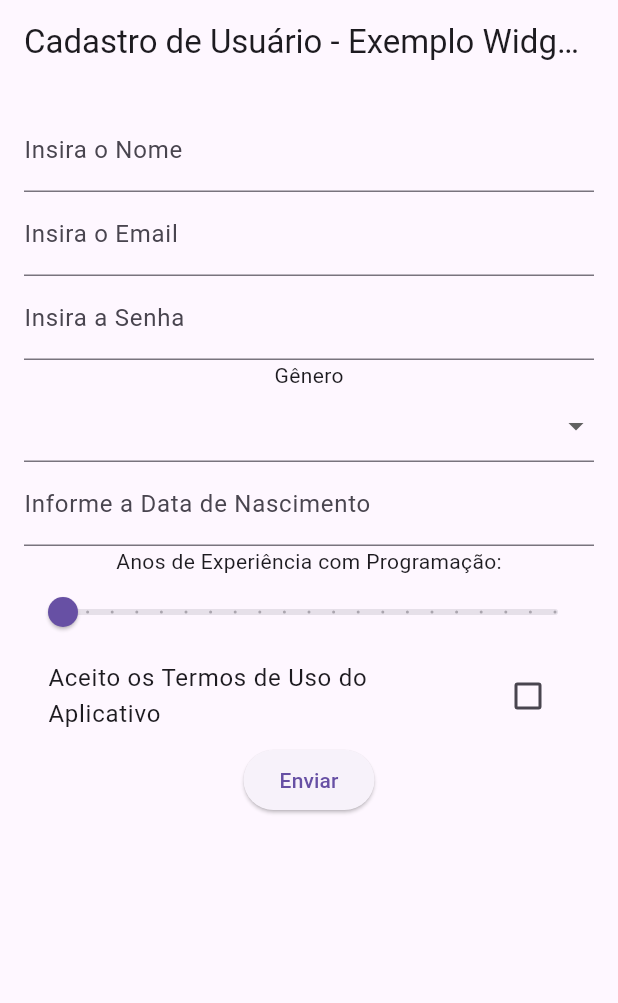
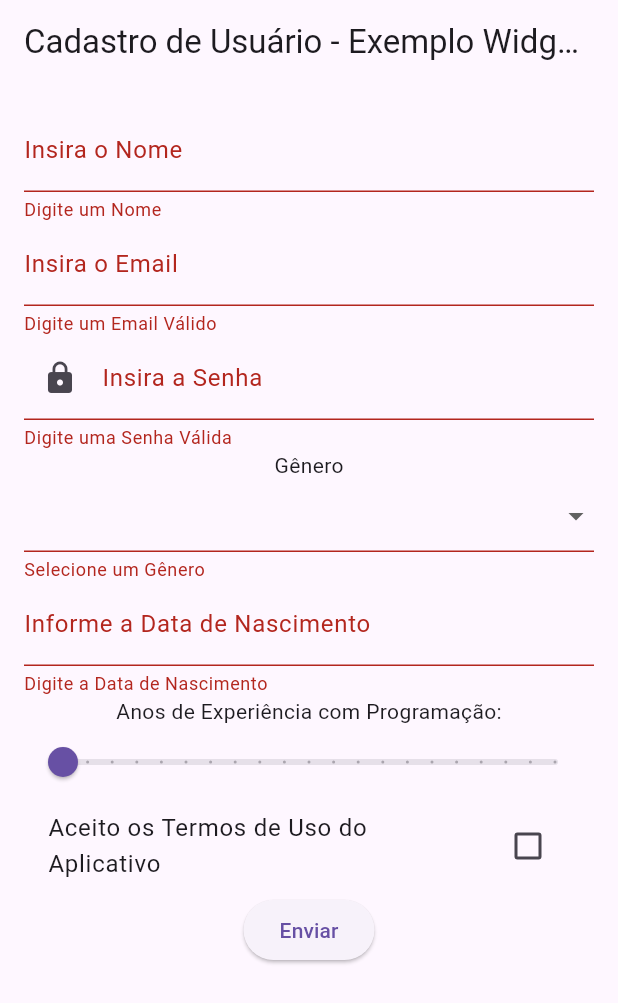
Before and after one commit to MarcoSilva2007/MobileSenai, a Flutter app: the screen it shows after launch, after a tap on "Enviar", on a phone screen of 412 x 824 dp. Shown: the top 1003 px of the screen. Run offline on Flutter 3.47's test engine with Material 3 defaults, Android fonts, the phone set to English and light mode, and no system bars; our stand-ins replace carousel_slider, fluttertoast; missing offline and left inert: dart:ffi.

Commit message:
09.04.2025

```diff
--- a/IntroducaoFlutter/exemplo_widget_interacao/lib/main.dart
+++ b/IntroducaoFlutter/exemplo_widget_interacao/lib/main.dart
@@ -1,71 +1,106 @@
 import 'package:flutter/material.dart';
 
-void main(){
+void main() {
   runApp(MaterialApp(home: TelaCadastroApp()));
 }
 
 //criar uma tela de Cadastro (formulário) -
-class TelaCadastroApp extends StatefulWidget{
+class TelaCadastroApp extends StatefulWidget {
   @override
   _TelaCadastroAppState createState() => _TelaCadastroAppState();
 }
 
-class _TelaCadastroAppState extends State<TelaCadastroApp>{
+class _TelaCadastroAppState extends State<TelaCadastroApp> {
   //atributos
-  final _formKey = GlobalKey<FormState>(); //Chave de Seleção dos Componenetes do Formulário
-  String _nome = ""; // utilização do "_" antes da declaração da variável (private)
+  final _formKey =
+      GlobalKey<FormState>(); //Chave de Seleção dos Componenetes do Formulário
+  String _nome =
+      ""; // utilização do "_" antes da declaração da variável (private)
   String _email = "";
   String _senha = "";
   String _genero = "";
   String _dataNascimento = "";
   double _experiencia = 0;
   bool _aceite = false; //declaração da boolean (bool)
+  bool _senhaOculta = true;
 
   //métodos
   @override
   Widget build(BuildContext context) {
     return Scaffold(
-      appBar: AppBar(title: Text("Cadastro de Usuário - Exemplo Widget Interação")),
+      appBar: AppBar(
+        title: Text("Cadastro de Usuário - Exemplo Widget Interação"),
+      ),
       body: Padding(
         padding: EdgeInsets.all(16),
         child: Form(
-          key: _formKey,//validação de formulário
+          key: _formKey, //validação de formulário
           child: Column(
             children: [
               //Campo Nome
               TextFormField(
                 decoration: InputDecoration(labelText: "Insira o Nome"),
-                validator: (value) => value!.trim().isEmpty ? "Digite um Nome" : null, //operador ternário
-                onSaved: (value)=> _nome = value!.trim(),
+                validator:
+                    (value) =>
+                        value!.trim().isEmpty
+                            ? "Digite um Nome"
+                            : null, //operador ternário
+                onSaved: (value) => _nome = value!.trim(),
               ),
               //Campo Email
               TextFormField(
                 decoration: InputDecoration(labelText: "Insira o Email"),
-                validator: (value) => value!.contains("@") ? null : "Digite um Email Válido",
+                validator:
+                    (value) =>
+                        value!.contains("@") ? null : "Digite um Email Válido",
                 onSaved: (value) => _email = value!.trim(),
               ),
               //Campo Senha
               TextFormField(
-                decoration: InputDecoration(labelText: "Insira a Senha"),
-                obscureText: true,
-                validator: (value) => value!.trim().length>=6 ? null : "Digite uma Senha Válida",
-                onSaved: (value)=>_senha = value!.trim(),
+                decoration: InputDecoration(labelText: "Insira a Senha",
+                prefixIcon: IconButton(
+                  onPressed: (){
+                    setState(() {
+                      _senhaOculta = !_senhaOculta;
+                    });
+                  },
+                  icon: Icon(Icons.lock))),
+                obscureText: _senhaOculta,
+                validator:
+                    (value) =>
+                        value!.trim().length >= 6
+                            ? null
+                            : "Digite uma Senha Válida",
+                onSaved: (value) => _senha = value!.trim(),
               ),
               //Campo Gênero
               Text("Gênero"),
               DropdownButtonFormField(
-                items: ["Feminino", "Masculino", "Outro"].map((String genero)=>DropdownMenuItem(
+                items:
+                    ["Feminino", "Masculino", "Outro"]
+                        .map(
+                          (String genero) => DropdownMenuItem(
                             value: genero,
-                  child:Text(genero))).toList(),
-                onChanged: (value){},
-                validator: (value) => value==null ? "Selecione um Gênero" : null,
-                onSaved: (value) => _genero = value!
+                            child: Text(genero),
+                          ),
+                        )
+                        .toList(),
+                onChanged: (value) {},
+                validator:
+                    (value) => value == null ? "Selecione um Gênero" : null,
+                onSaved: (value) => _genero = value!,
               ),
               //Campo DataNascimento
               TextFormField(
-                decoration: InputDecoration(labelText: "Informe a Data de Nascimento"),
-                validator: (value) => value!.trim().isEmpty ? "Digite a Data de Nascimento" : null,
-                onSaved: (value)=> _dataNascimento = value!.trim(),
+                decoration: InputDecoration(
+                  labelText: "Informe a Data de Nascimento",
+                ),
+                validator:
+                    (value) =>
+                        value!.trim().isEmpty
+                            ? "Digite a Data de Nascimento"
+                            : null,
+                onSaved: (value) => _dataNascimento = value!.trim(),
               ),
               //slider de Seleção(experiência)
               Text("Anos de Experiência com Programação:"),
@@ -75,28 +110,49 @@ class _TelaCadastroAppState extends State<TelaCadastroApp>{
                 max: 20,
                 divisions: 20,
                 label: _experiencia.round().toString(),
-                onChanged: (value)=>setState(() {
+                onChanged:
+                    (value) => setState(() {
                       _experiencia = value;
-                })),
+                    }),
+              ),
               //aceite dos Termos de uso
               CheckboxListTile(
                 value: _aceite,
                 title: Text("Aceito os Termos de Uso do Aplicativo"),
-                  onChanged: (value)=>setState(() {
+                onChanged:
+                    (value) => setState(() {
                       _aceite = value!;
-                  })),
+                    }),
+              ),
               // botão de Envio do Formulário
               ElevatedButton(
                 onPressed: _enviarFormulario,
-                  child: Text("Enviar"))
+                child: Text("Enviar"),
+              ),
             ],
-          )),
+          ),
+        ),
       ),
     );
   }
 
-  void _enviarFormulario(){
-
+  void _enviarFormulario() {
+    if (_formKey.currentState!.validate() && _aceite) {
+      _formKey.currentState!.save();
+      showDialog(
+        context: context,
+        builder:
+            (context) => AlertDialog(
+              title: Text("Dados do Formulário"),
+              content: Column(
+                children: [
+                  Text("Nome: $_nome"),
+                  Text("Email: $_email"),
+                  // Outras informações podem ser adicionadas aqui
+                ],
+              ),
+            ),
+      );
     }
-
   }
+}
--- /dev/null
+++ b/IntroducaoFlutter/sa03_navegacao/analysis_options.yaml
@@ -0,0 +1 @@
+include: package:flutter_lints/flutter.yaml
```
Also changed, not shown: IntroducaoFlutter/sa03_navegacao/lib/main.dart (added, +16 -0 lines), IntroducaoFlutter/sa03_navegacao/lib/views/tela_boasvindas.dart (added, +23 -0 lines), IntroducaoFlutter/sa03_navegacao/lib/views/tela_cadastro.dart (added, +71 -0 lines), IntroducaoFlutter/sa03_navegacao/lib/views/tela_confirmacao.dart (added, +27 -0 lines), IntroducaoFlutter/sa03_navegacao/pubspec.yaml (added, +19 -0 lines), IntroducaoFlutter/sa03_navegacao/pubspec.lock (added), 22 other files. Lines whose indentation alone changed are shown as unchanged.
